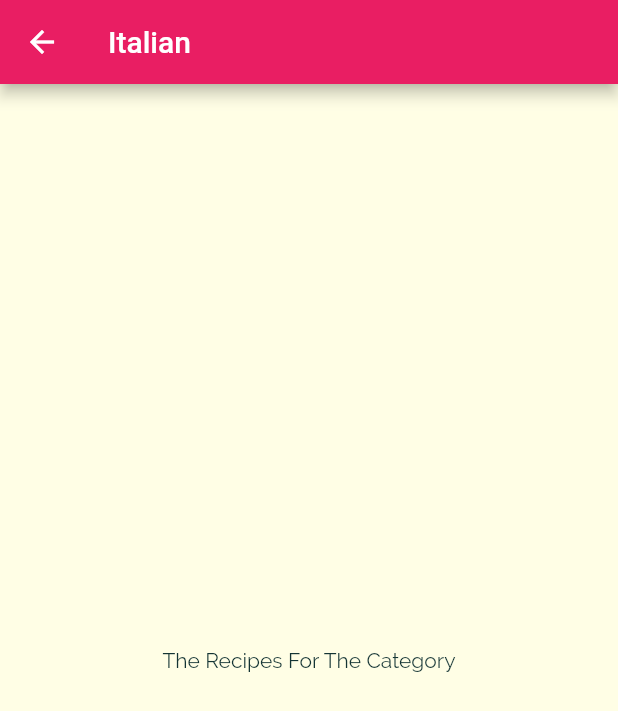
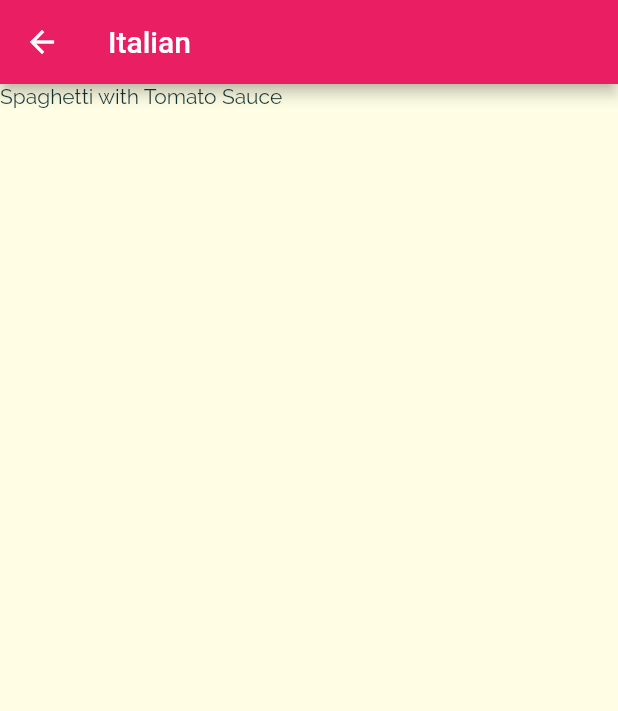
Before and after one commit to FadyFawzyOfficial/meals, a Flutter app: the screen it shows after launch, after a tap on "Italian", on a phone screen of 412 x 824 dp. Shown: the top 711 px of the screen. Run offline on Flutter 3.47's test engine with Material 2 defaults, Android fonts, the phone set to English and light mode, and no system bars.

Commit message:
3. Select Meals for a Chosen Category (Programmatically)

```diff
--- a/lib/screens/category_meals_screen.dart
+++ b/lib/screens/category_meals_screen.dart
@@ -1,6 +1,7 @@
 import 'package:flutter/material.dart';
 
 import '../models/category.dart';
+import '../models/meal.dart';
 
 class CategoryMealsScreen extends StatelessWidget {
   static const routeName = 'categoryMeals';
@@ -10,10 +11,14 @@ class CategoryMealsScreen extends StatelessWidget {
   @override
   Widget build(BuildContext context) {
     final category = ModalRoute.of(context)!.settings.arguments as Category;
+    final categoryMeals = dummyMeals
+        .where((meal) => meal.categories.contains(category.id))
+        .toList();
     return Scaffold(
       appBar: AppBar(title: Text(category.title)),
-      body: const Center(
-        child: Text('The Recipes For The Category'),
+      body: ListView.builder(
+        itemCount: categoryMeals.length,
+        itemBuilder: (context, index) => Text(categoryMeals[index].title),
       ),
     );
   }
```
